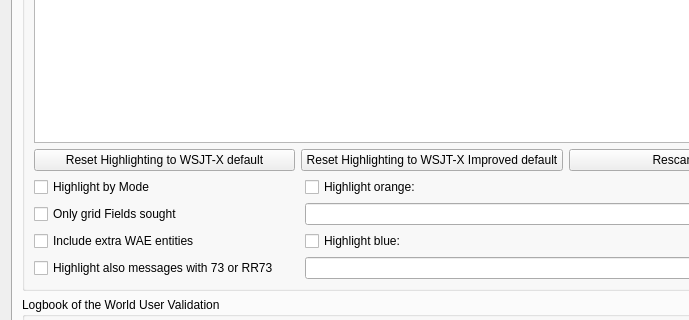
uaro-radio/wsjtx, file Configuration.ui: the form before one commit; both pictures show x 0 to 689 and y 124 to 444 of the 864 by 716 pixel window.
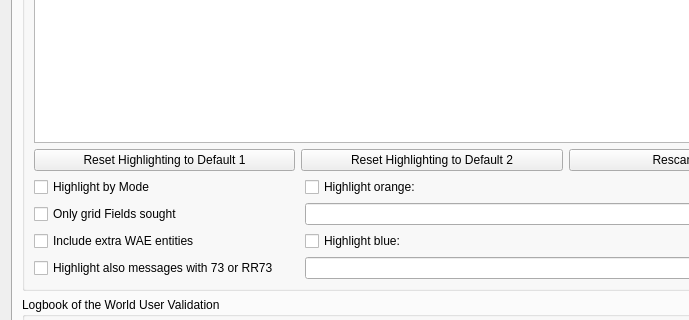
The form after the commit. The open tabs and pages were chosen to show the change. Custom widgets are drawn as their Qt base class.

Commit message: Minor tweaks to several GUI labels and messages.

What changed in the file:
```diff
--- a/Configuration.ui
+++ b/Configuration.ui
@@ -2792,14 +2792,14 @@
                <string>&lt;html&gt;&lt;head/&gt;&lt;body&gt;&lt;p&gt;Push to reset all highlight items above to default values and priorities.&lt;/p&gt;&lt;/body&gt;&lt;/html&gt;</string>
               </property>
               <property name="text">
-               <string>Reset Highlighting to WSJT-X default</string>
+               <string>Reset Highlighting to Default 1</string>
               </property>
              </widget>
             </item>
             <item>
              <widget class="QPushButton" name="reset_highlighting_to_defaults2_push_button">
               <property name="text">
-               <string>Reset Highlighting to WSJT-X Improved default</string>
+               <string>Reset Highlighting to Default 2</string>
               </property>
              </widget>
             </item>
```
The commit also changes 2 other files.
